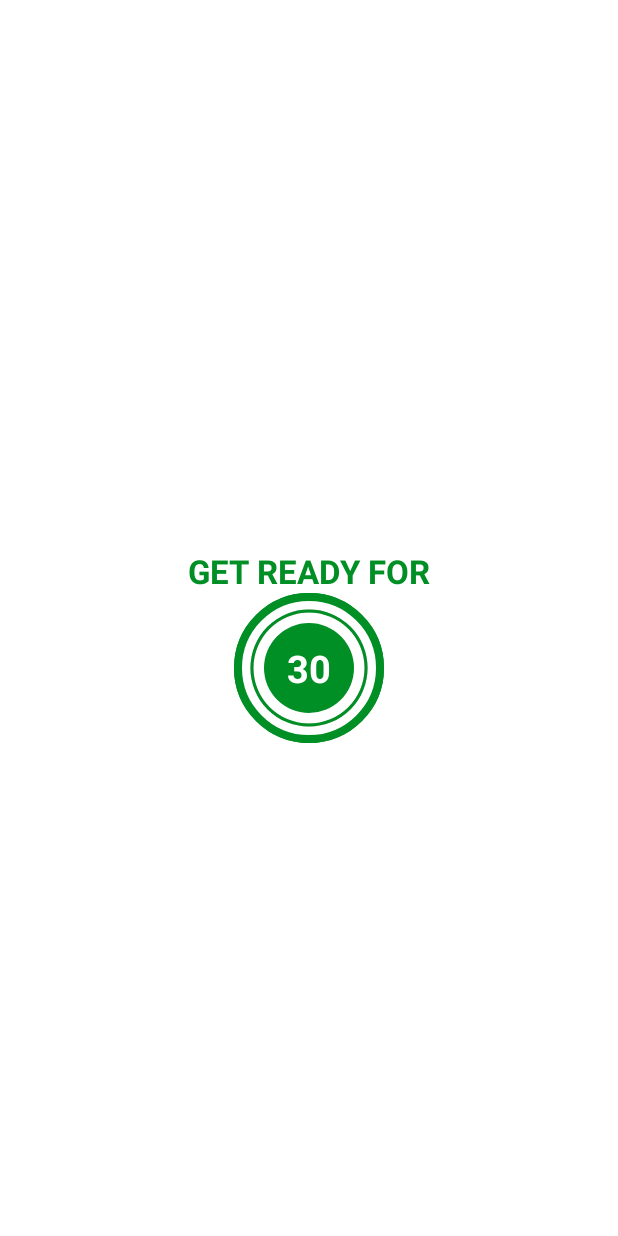
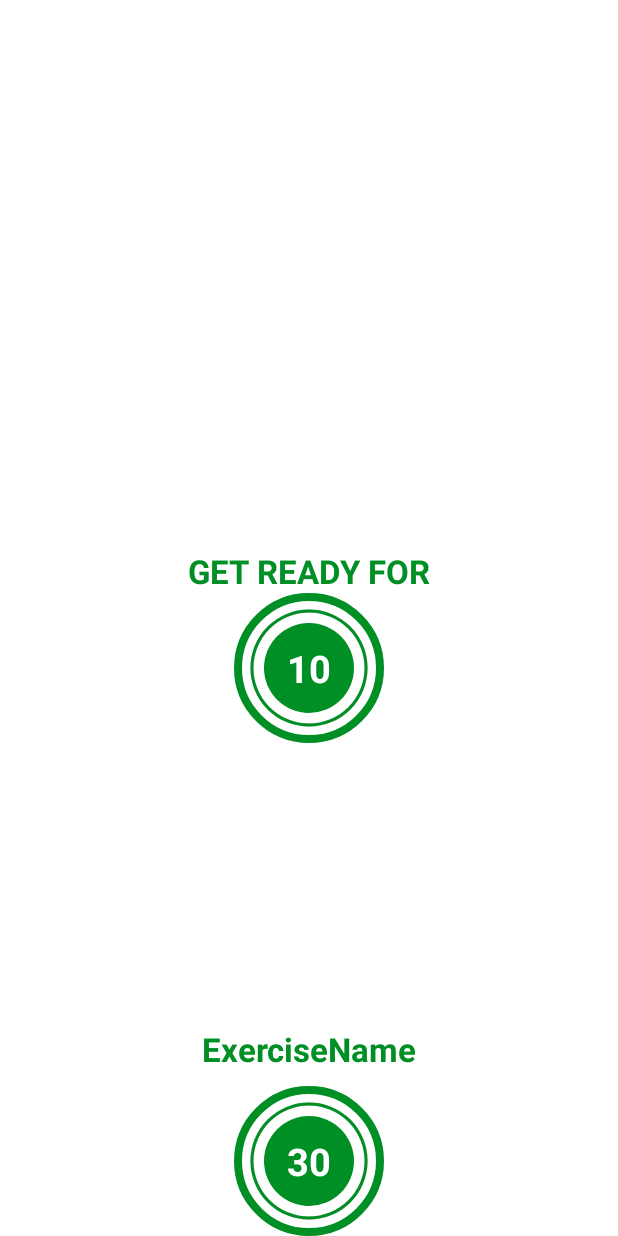
Before and after one commit to roshansingh2444/WorkoutApp, an Android app: the layout activity_exercise.xml on its own in the app's theme, with its tools: preview values and no code run, on a phone screen of 412 x 824 dp. Run offline under Robolectric (Android 15) with nearby library versions, the light colour scheme and no system bars.

```diff
--- a/app/src/main/res/layout/activity_exercise.xml
+++ b/app/src/main/res/layout/activity_exercise.xml
@@ -25,14 +25,14 @@
         android:textColor="@color/colorAccent"
         android:textSize="22sp"
         android:textStyle="bold"
-        app:layout_constraintBottom_toTopOf="@id/flProgressBar"
+        app:layout_constraintBottom_toTopOf="@id/flRestView"
         app:layout_constraintEnd_toEndOf="parent"
         app:layout_constraintStart_toStartOf="parent" />
 
     <!--TODO(Step 6 - Adding a view for the Get Ready Screen with a progress bar and remaining time text for the timer.)-->
     <!--Step 6 START-->
     <FrameLayout
-        android:id="@+id/flProgressBar"
+        android:id="@+id/flRestView"
         android:layout_width="100dp"
         android:layout_height="100dp"
         android:layout_marginTop="10dp"
@@ -72,6 +72,32 @@
                 tools:text="10" />
         </LinearLayout>
     </FrameLayout>
+
+    <ImageView
+        android:id="@+id/ivImage"
+        android:layout_width="match_parent"
+        android:layout_height="0dp"
+        android:scaleType="fitXY"
+        android:src="@drawable/ic_jumping_jacks"
+        android:visibility="invisible"
+        app:layout_constraintBottom_toTopOf="@id/tvExerciseName"
+        app:layout_constraintTop_toBottomOf="@id/toolbarExercise"/>
+
+    <TextView
+        android:id="@+id/tvExerciseName"
+        android:layout_width="wrap_content"
+        android:layout_height="wrap_content"
+        android:text="ExerciseName"
+        android:textColor="@color/colorAccent"
+        android:textSize="22sp"
+        android:textStyle="bold"
+        android:visibility="gone"
+        app:layout_constraintEnd_toEndOf="parent"
+        app:layout_constraintStart_toStartOf="parent"
+        app:layout_constraintTop_toBottomOf="@id/ivImage"
+        tools:visibility="visible"/>
+
+
     <FrameLayout
         android:id="@+id/flExerciseView"
         android:layout_width="100dp"
@@ -83,7 +109,7 @@
         app:layout_constraintBottom_toBottomOf="parent"
         app:layout_constraintEnd_toEndOf="parent"
         app:layout_constraintStart_toStartOf="parent"
-        app:layout_constraintTop_toBottomOf="@id/toolbarExercise">
+        app:layout_constraintTop_toBottomOf="@id/tvExerciseName">
 
         <ProgressBar
             android:id="@+id/progressBarExercise"
```
Also changed, not shown: app/src/main/java/com/d/a7minutesworkout/ExerciseActivity.kt (+21 -7 lines).
